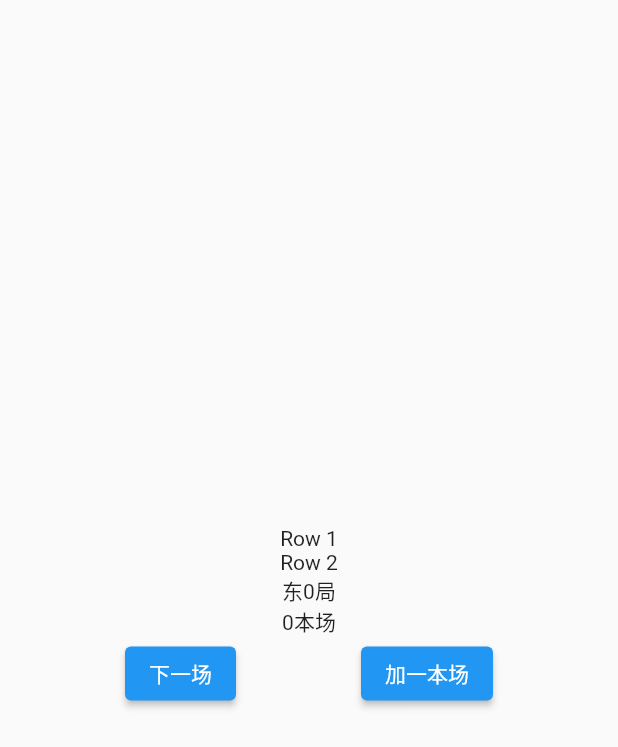
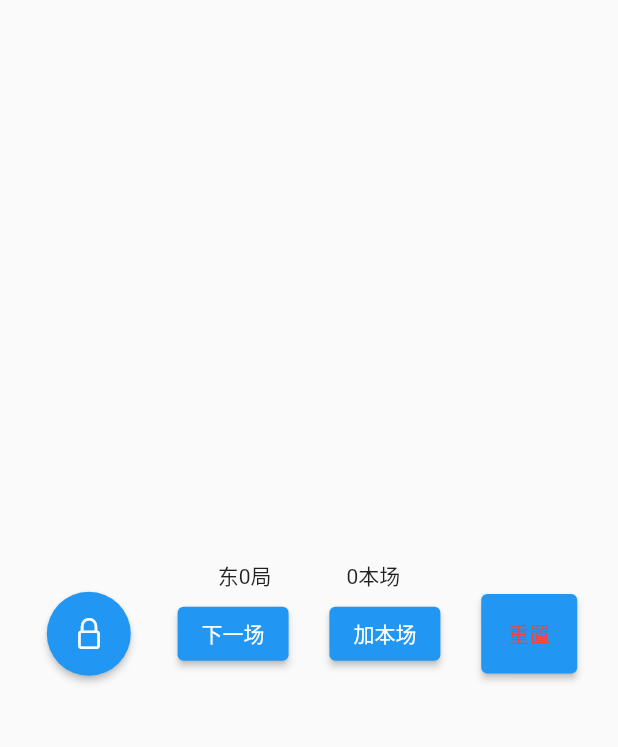
Before and after one commit to Ex-Studio/OfflineMahjongIndicator, a Flutter app: the screen it shows after launch, on a phone screen of 412 x 824 dp. Shown: the top 747 px of the screen. Run offline on Flutter 3.47's test engine with Material 2 defaults, Android fonts, the phone set to English and light mode, and no system bars.

Commit message:
customize button style

```diff
--- a/lib/main.dart
+++ b/lib/main.dart
@@ -18,10 +18,7 @@ class ContextView extends StatelessWidget {
   @override
   Widget build(BuildContext context) {
     return Center(
-      child: Column(
-        mainAxisAlignment: MainAxisAlignment.center,
-        children: [Text('Row 1'), Text('Row 2'), MyView()],
-      ),
+      child: MyView(),
     );
   }
 }
@@ -42,11 +39,28 @@ class _MyViewState extends State<MyView> {
     return Column(
       mainAxisAlignment: MainAxisAlignment.center,
       children: [
-        Text("东$counterJu局"),
-        Text("$counterChang本场"),
+        Row(mainAxisAlignment: MainAxisAlignment.center, children: [
+          Text("东$counterJu局"),
+          SizedBox(width: 50),
+          Text("$counterChang本场"),
+        ]),
         Row(
           mainAxisAlignment: MainAxisAlignment.spaceEvenly,
           children: [
+            ElevatedButton(
+              onPressed: () {
+                debugPrint("pressed");
+              },
+              style: ElevatedButton.styleFrom(
+                shape: CircleBorder(),
+                padding: EdgeInsets.all(16),
+                backgroundColor: Colors.blue, // <-- Button color
+                foregroundColor: Colors.white, // <-- Splash color
+              ),
+              child: Icon(
+                CupertinoIcons.lock,
+              ),
+            ),
             ElevatedButton(
                 onPressed: () {
                   debugPrint("pressed");
@@ -62,7 +76,17 @@ class _MyViewState extends State<MyView> {
                     counterChang += 1;
                   });
                 },
-                child: Text("加一本场")),
+                child: Text("加本场")),
+            ElevatedButton(
+                onPressed: () {
+                  debugPrint("pressed");
+                },
+                style: ElevatedButton.styleFrom(
+                  padding: EdgeInsets.all(16),
+                  backgroundColor: Colors.blue, // <-- Button color
+                  foregroundColor: Colors.red, // <-- Splash color
+                ),
+                child: Text("重置")),
           ],
         ),
       ],
```
Also changed, not shown: 1 other file.
